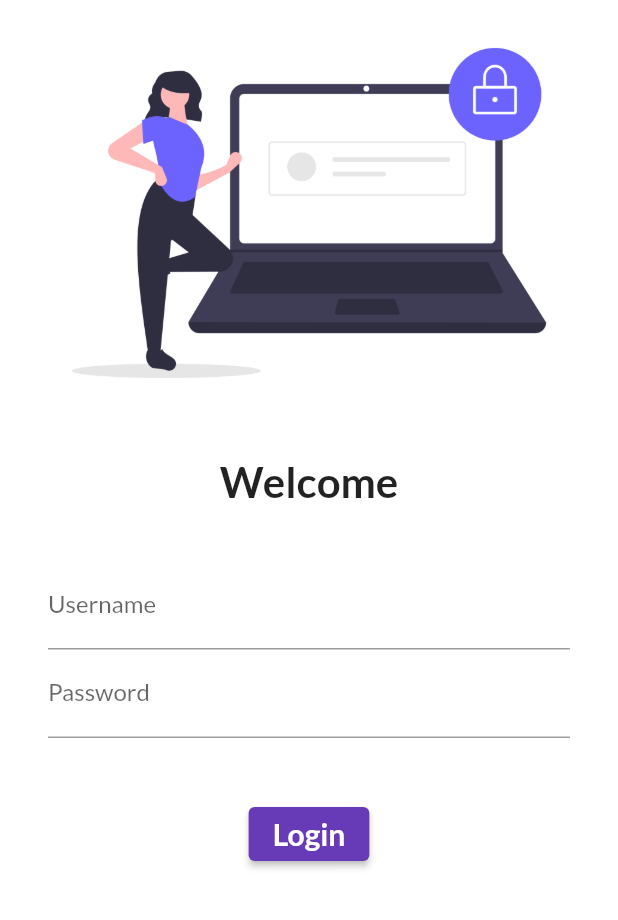
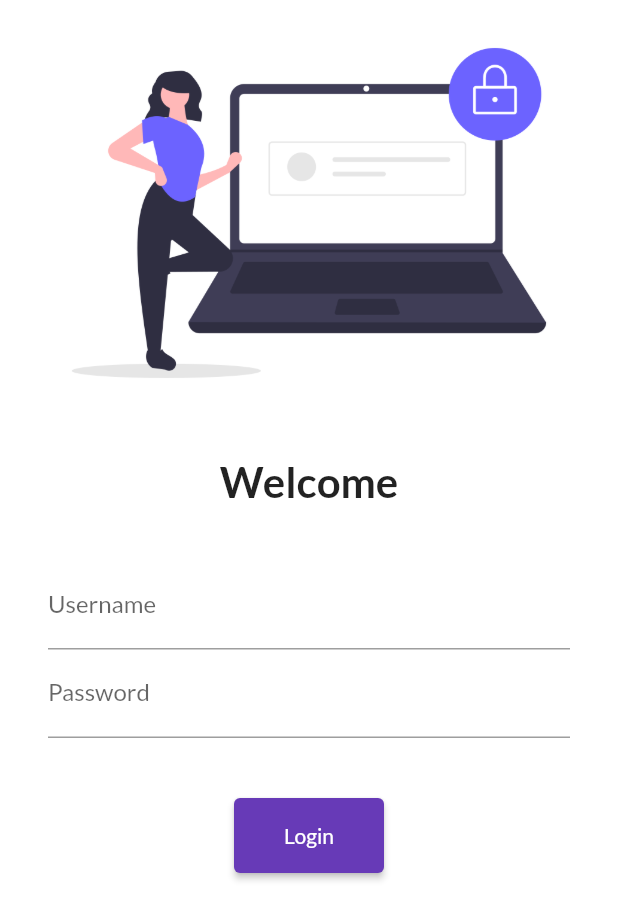
Before and after one commit to shahroz-dev/FlutterTutorials, a Flutter app: the screen it shows after launch, on a phone screen of 412 x 824 dp. Shown: the top 920 px of the screen. Run offline on Flutter 3.47's test engine with Material 2 defaults, Android fonts, the phone set to English and light mode, and no system bars; our stand-ins replace google_fonts.

Commit message:
fifth commit

```diff
--- a/lib/Pages/login_page.dart
+++ b/lib/Pages/login_page.dart
@@ -1,4 +1,5 @@
 import 'package:flutter/material.dart';
+import 'package:fluttertutorials/utils/routes.dart';
 
 class LoginPage extends StatelessWidget {
   const LoginPage({super.key});
@@ -7,11 +8,13 @@
   Widget build(BuildContext context) {
     return Material(
       color: Colors.white,
+      child: SingleChildScrollView(
         child: Column(
           children: [
             Image.asset(
               "assets/images/login_image.png",
               fit: BoxFit.cover,
+              // height: 200,
             ),
             const SizedBox(
               height: 20.0,
@@ -49,17 +52,17 @@
                   ),
                   ElevatedButton(
                     onPressed: () {
-                    print("Hi, Codepur");
+                      Navigator.pushNamed(context, MyRoutes.homeRoute);
                     },
-                  child: const Text("Login",
-                      style:
-                          TextStyle(fontSize: 20, fontWeight: FontWeight.bold)),
+                    child: Text("Login"),
+                    style: TextButton.styleFrom(minimumSize: Size(100, 50)),
                   )
                 ],
               ),
             )
           ],
         ),
+      ),
     );
   }
 }
--- a/lib/main.dart
+++ b/lib/main.dart
@@ -2,6 +2,7 @@
 import 'package:fluttertutorials/Pages/login_page.dart';
 
 import 'Pages/home_page.dart';
+import "utils/routes.dart";
 import 'package:google_fonts/google_fonts.dart';
 
 void main() {
@@ -27,8 +28,8 @@
       initialRoute: "/login",
       routes: {
         "/": (context) => const LoginPage(),
-        "/home": (context) => const HomePage(),
-        "/login": (context) => const LoginPage(),
+        MyRoutes.homeRoute: (context) => const HomePage(),
+        MyRoutes.loginRoute: (context) => const LoginPage(),
       },
     );
   }
--- /dev/null
+++ b/lib/utils/routes.dart
@@ -0,0 +1,5 @@
+class MyRoutes {
+  static String loginRoute =
+      "/login"; //static avoid to create object of this class
+  static String homeRoute = "/home";
+}
```
Lines whose indentation alone changed are shown as unchanged.
